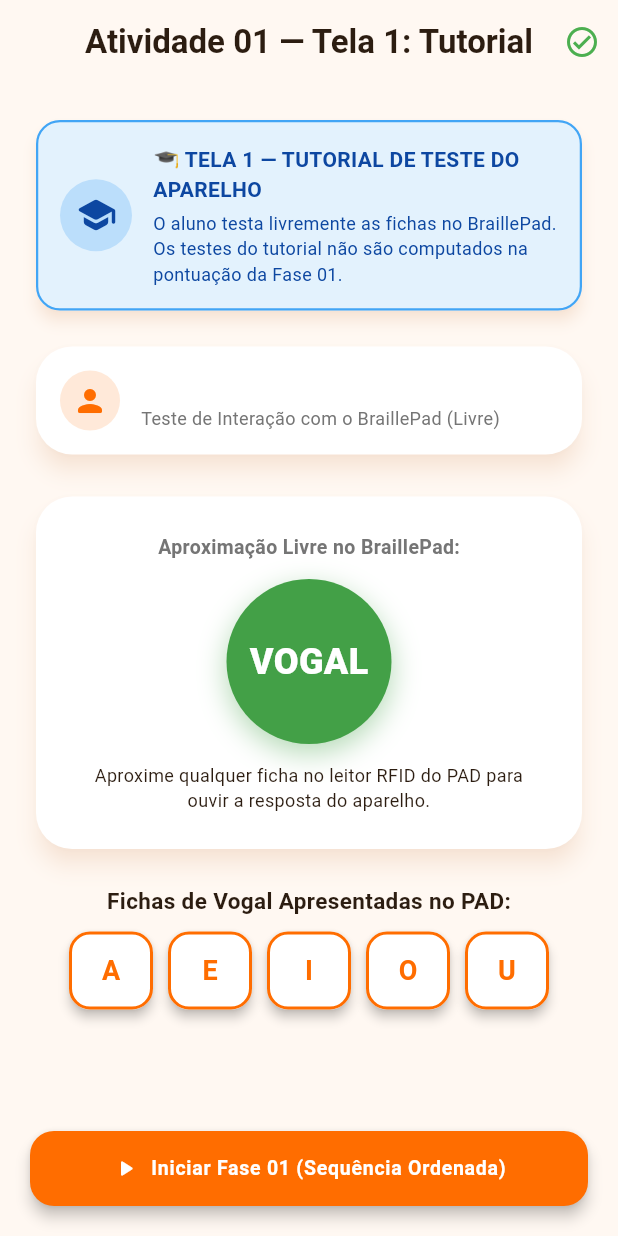
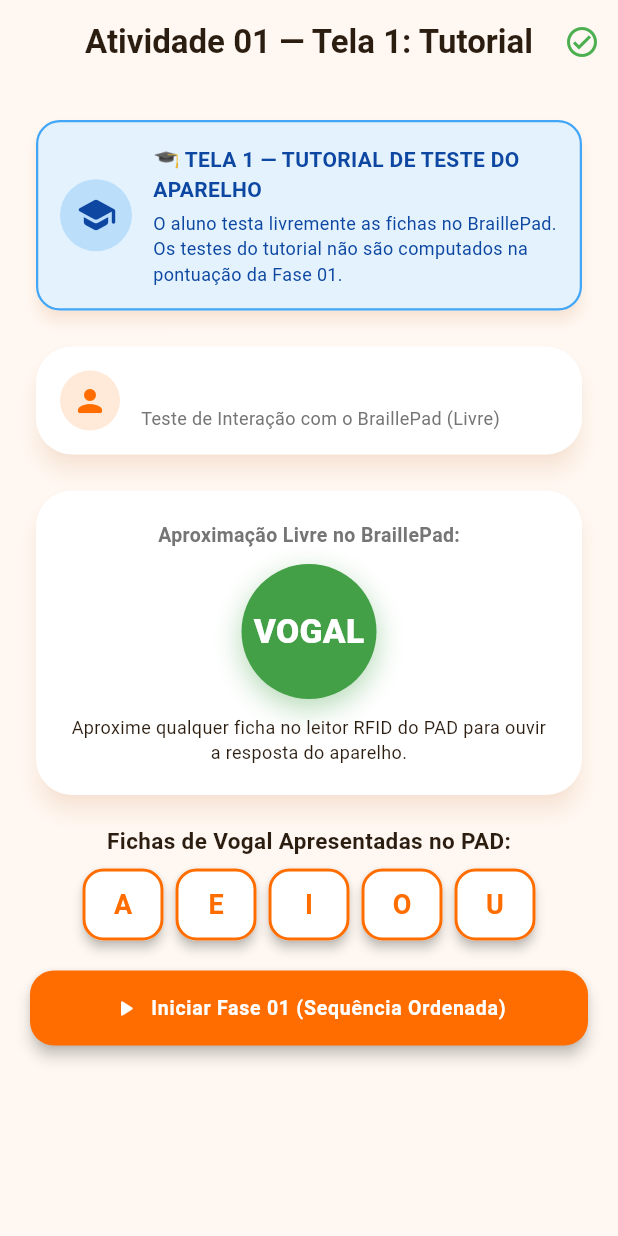
Before and after one commit to Gusthevo/braillepad, a Flutter app: the ExecucaoSessaoScreen screen opened directly with empty values, on a phone screen of 412 x 824 dp. Run offline on Flutter 3.47's test engine with Material 3 defaults, Android fonts, the phone set to English and light mode, and no system bars; our stand-ins replace shared_preferences; accounts and stored records are empty.

Commit message:
Alteraçẽos e correções sobre o andamento das atividades. Além de correções de preenchimento da tela.

```diff
--- a/frontend/lib/screens/execucao_sessao_screen.dart
+++ b/frontend/lib/screens/execucao_sessao_screen.dart
@@ -259,11 +259,13 @@ class _ExecucaoSessaoScreenState extends State<ExecucaoSessaoScreen> {
           automaticallyImplyLeading: false,
         ),
         body: SafeArea(
-          child: Padding(
+          child: SingleChildScrollView(
+            physics: const BouncingScrollPhysics(),
             padding: const EdgeInsets.all(24.0),
             child: Column(
               mainAxisAlignment: MainAxisAlignment.center,
               children: [
+                const SizedBox(height: 20),
                 Container(
                   padding: const EdgeInsets.all(24),
                   decoration: BoxDecoration(
@@ -339,7 +341,8 @@ class _ExecucaoSessaoScreenState extends State<ExecucaoSessaoScreen> {
         ],
       ),
       body: SafeArea(
-        child: Padding(
+        child: SingleChildScrollView(
+          physics: const BouncingScrollPhysics(),
           padding: const EdgeInsets.all(20.0),
           child: Column(
             children: [
@@ -489,12 +492,12 @@ class _ExecucaoSessaoScreenState extends State<ExecucaoSessaoScreen> {
                 ),
               ),
 
-              const SizedBox(height: 20),
+              const SizedBox(height: 16),
 
               Card(
                 color: Colors.white,
                 child: Padding(
-                  padding: const EdgeInsets.all(24.0),
+                  padding: const EdgeInsets.all(20.0),
                   child: Column(
                     children: [
                       Text(
@@ -503,11 +506,11 @@ class _ExecucaoSessaoScreenState extends State<ExecucaoSessaoScreen> {
                             : '$_tipoAlvoNome Solicitada no PAD:',
                         style: TextStyle(fontSize: 13, fontWeight: FontWeight.bold, color: Colors.grey.shade600),
                       ),
-                      const SizedBox(height: 12),
+                      const SizedBox(height: 10),
                       AnimatedContainer(
                         duration: const Duration(milliseconds: 300),
-                        width: 110,
-                        height: 110,
+                        width: 90,
+                        height: 90,
                         decoration: BoxDecoration(
                           shape: BoxShape.circle,
                           color: _getCorDesempenhoCentral(),
@@ -528,14 +531,14 @@ class _ExecucaoSessaoScreenState extends State<ExecucaoSessaoScreen> {
                                 style: TextStyle(
                                   fontWeight: FontWeight.w900,
                                   color: Colors.white,
-                                  fontSize: _etapaAtual == EtapaAtividade.tutorial ? 24 : 48,
+                                  fontSize: _etapaAtual == EtapaAtividade.tutorial ? 24 : 44,
                                 ),
                               ),
                             ),
                           ),
                         ),
                       ),
-                      const SizedBox(height: 12),
+                      const SizedBox(height: 10),
                       Text(
                         _etapaAtual == EtapaAtividade.tutorial
                             ? 'Aproxime qualquer ficha no leitor RFID do PAD para ouvir a resposta do aparelho.'
@@ -548,22 +551,22 @@ class _ExecucaoSessaoScreenState extends State<ExecucaoSessaoScreen> {
                 ),
               ),
 
-              const SizedBox(height: 20),
+              const SizedBox(height: 16),
 
               Text(
                 'Fichas de $_tipoAlvoNome Apresentadas no PAD:',
                 style: const TextStyle(fontSize: 15, fontWeight: FontWeight.bold, color: AppTheme.darkText),
               ),
-              const SizedBox(height: 10),
+              const SizedBox(height: 8),
 
               Wrap(
-                spacing: 10,
-                runSpacing: 10,
+                spacing: 8,
+                runSpacing: 8,
                 alignment: WrapAlignment.center,
                 children: _alvosAtividade.map((a) {
                   return SizedBox(
-                    width: a.length > 3 ? 90 : (a.length > 2 ? 72 : 56),
-                    height: 52,
+                    width: a.length > 3 ? 84 : (a.length > 2 ? 68 : 54),
+                    height: 48,
                     child: ElevatedButton(
                       style: ElevatedButton.styleFrom(
                         backgroundColor: Colors.white,
@@ -573,7 +576,7 @@ class _ExecucaoSessaoScreenState extends State<ExecucaoSessaoScreen> {
                           borderRadius: BorderRadius.circular(14),
                           side: const BorderSide(color: AppTheme.primaryOrange, width: 2),
                         ),
-                        padding: const EdgeInsets.symmetric(horizontal: 6),
+                        padding: const EdgeInsets.symmetric(horizontal: 4),
                       ),
                       onPressed: () => _registrarResposta(a),
                       child: FittedBox(
@@ -587,7 +590,7 @@ class _ExecucaoSessaoScreenState extends State<ExecucaoSessaoScreen> {
                 }).toList(),
               ),
 
-              const Spacer(),
+              const SizedBox(height: 20),
 
               Row(
                 children: [
--- a/frontend/lib/screens/selecionar_turma_aluno_screen.dart
+++ b/frontend/lib/screens/selecionar_turma_aluno_screen.dart
@@ -189,7 +189,8 @@ class _SelecionarTurmaAlunoScreenState extends State<SelecionarTurmaAlunoScreen>
       body: SafeArea(
         child: _isLoadingTurmas
             ? const Center(child: CircularProgressIndicator(color: AppTheme.primaryOrange))
-            : Padding(
+            : SingleChildScrollView(
+                physics: const BouncingScrollPhysics(),
                 padding: const EdgeInsets.all(20.0),
                 child: Column(
                   crossAxisAlignment: CrossAxisAlignment.start,
@@ -310,7 +311,7 @@ class _SelecionarTurmaAlunoScreenState extends State<SelecionarTurmaAlunoScreen>
                                 },
                               ),
 
-                    const Spacer(),
+                    const SizedBox(height: 32),
 
                     // Iniciar Atendimento Button
                     SizedBox(
```
Also changed, not shown: 1 other file.
